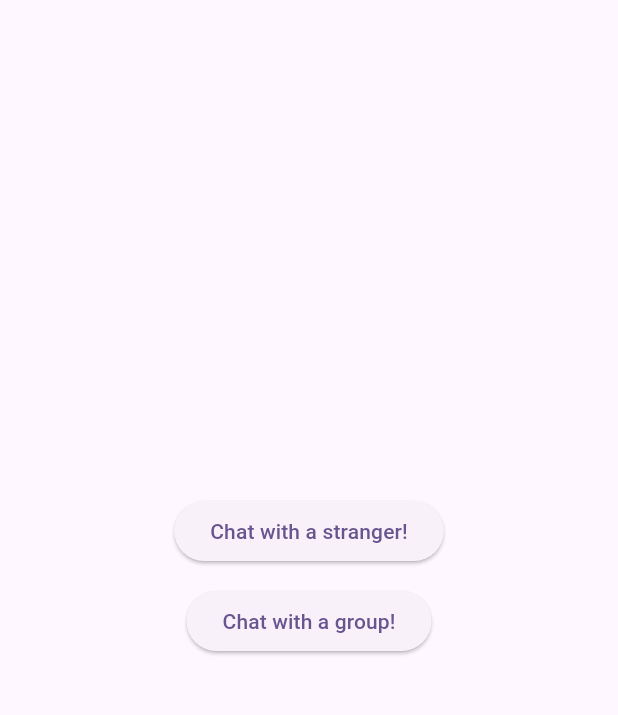
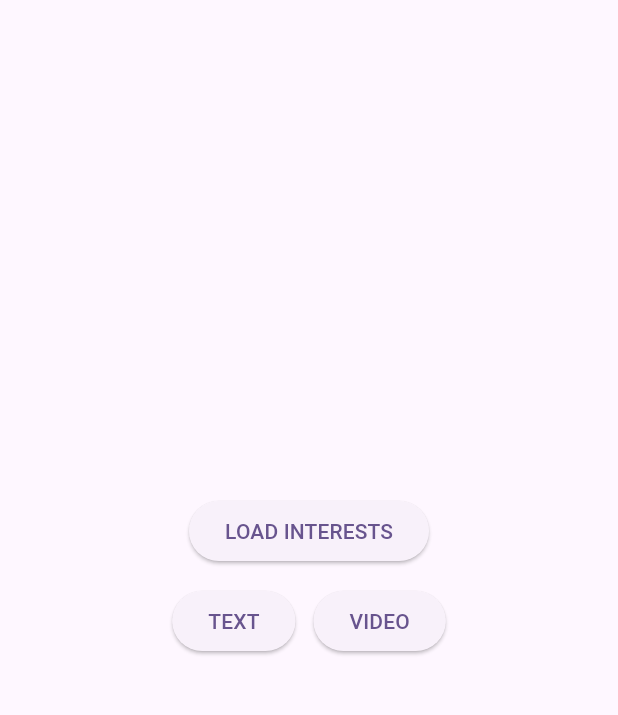
Before and after one commit to joshuadlima/ChatterBox, a Flutter app: the screen it shows after launch, on a phone screen of 412 x 824 dp, the part 84-799 px from its top. Run offline on Flutter 3.47's test engine with Material 3 defaults, Android fonts, the phone set to English and light mode, and no system bars; our stand-ins replace flutter_riverpod, fluttertoast, shared_preferences.

Commit message:
added shared prefs for storing interests, json serialization and other ui improvements; added a fixed message structure for the websocket messages

```diff
--- a/chatterbox/lib/features/home/homepage.dart
+++ b/chatterbox/lib/features/home/homepage.dart
@@ -1,9 +1,9 @@
 import 'package:chatterbox/features/chat/chatpage.dart';
-import 'package:chatterbox/features/home/models/counter.dart';
 import 'package:flutter/material.dart';
 import 'package:flutter_riverpod/flutter_riverpod.dart';
 
-import 'initialization.dart';
+import '../chat/interestsUi.dart';
+
 
 class MyHomePage extends StatelessWidget {
   const MyHomePage({super.key, required this.title});
@@ -23,6 +23,16 @@ class MyHomePage extends StatelessWidget {
           children: <Widget>[
             ElevatedButton(
               onPressed: () {
+                showInterestsBottomSheet(context);
+              },
+              child: Text('LOAD INTERESTS'),
+            ),
+            SizedBox(height: 12.0),
+            Row(
+              mainAxisAlignment: MainAxisAlignment.center,
+              children: [
+                ElevatedButton(
+                  onPressed: () {
                     Navigator.push(
                       // Use Navigator.push
                       context,
@@ -31,12 +41,14 @@ class MyHomePage extends StatelessWidget {
                       ), // Construct ChatPage here
                     );
                   },
-              child: Text('Chat with a stranger!'),
+                  child: Text('TEXT'),
                 ),
-            SizedBox(height: 12.0),
+                SizedBox(width: 12.0),
                 ElevatedButton(
                   onPressed: () => ChatPage(),
-              child: Text('Chat with a group!'),
+                  child: Text('VIDEO'),
+                ),
+              ],
             ),
           ],
         ),
--- a/chatterbox/lib/features/home/initialization.dart
+++ /dev/null
@@ -1,6 +0,0 @@
-import 'package:flutter_riverpod/flutter_riverpod.dart';
-import 'models/counter.dart';
-
-final counterObject = ChangeNotifierProvider<Counter>((ref){
-  return Counter(count: 0);
-});
--- a/chatterbox/lib/main.dart
+++ b/chatterbox/lib/main.dart
@@ -15,7 +15,7 @@ class MyApp extends StatelessWidget {
   @override
   Widget build(BuildContext context) {
     return MaterialApp(
-      title: 'Flutter Demo',
+      title: 'ChatterBox',
       theme: ThemeData(
         colorScheme: ColorScheme.fromSeed(seedColor: Colors.deepPurple),
       ),
```
Also changed, not shown: chatterbox/lib/features/chat/chatpage.dart (+20 -1 lines), chatterbox/lib/features/chat/interestsUi.dart (+21 -14 lines), chatterbox/lib/features/chat/models/websocketMessageModel.dart (added, +40 -0 lines), chatterbox/lib/features/home/models/counter.dart (deleted, +0 -17 lines), chatterbox/pubspec.yaml (+9 -0 lines), chatterbox/lib/features/chat/models/websocketMessageModel.g.dart (added), chatterbox/lib/features/chat/providers/webSocketProvider.dart (added), 3 other files. Lines whose indentation alone changed are shown as unchanged.
